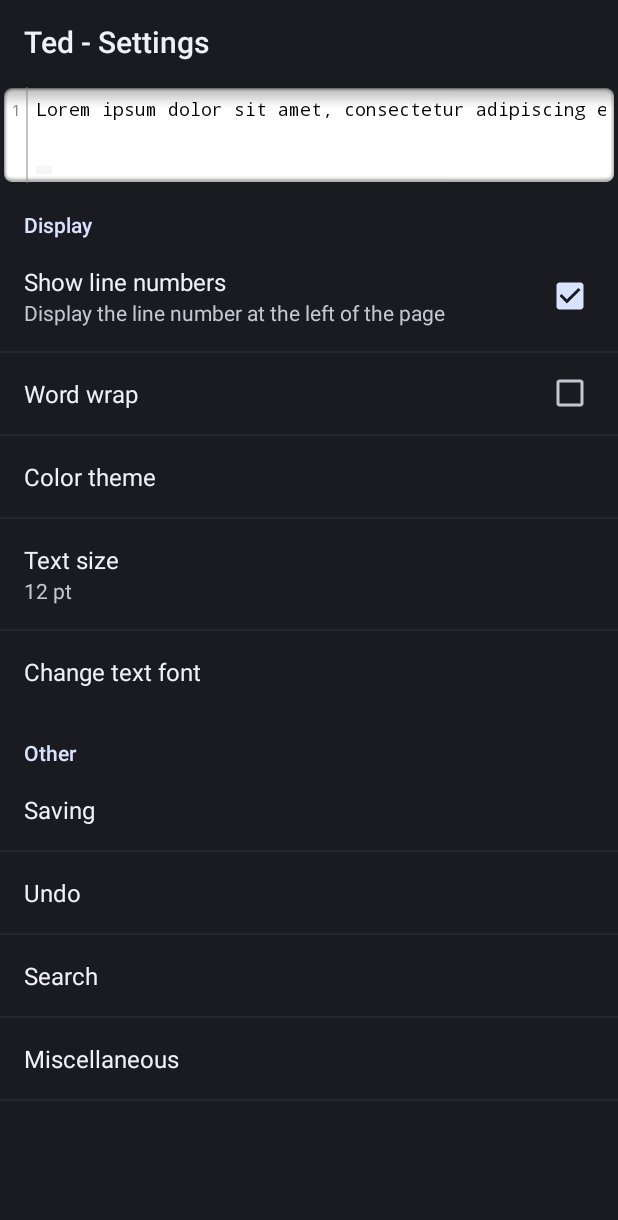
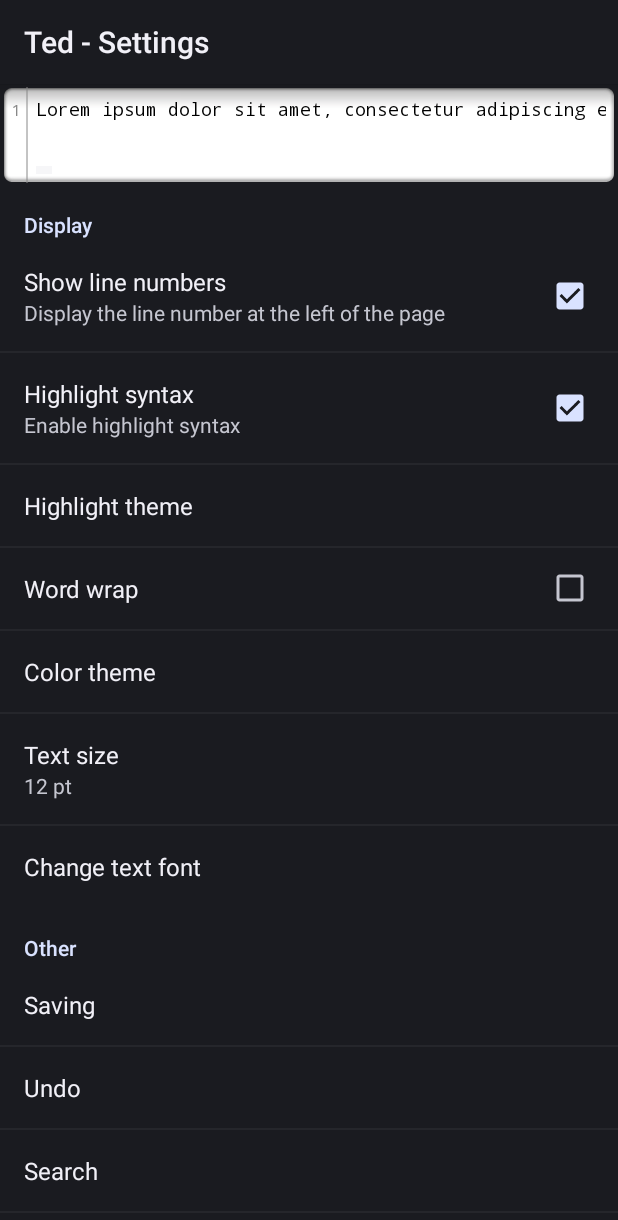
Before and after one commit to JJertok/Ted-Editor, an Android app: the TedSettingsActivity screen opened directly, with no data from a screen before it, on a phone screen of 412 x 824 dp. Shown: the top 1220 px of the screen. Run offline under Robolectric (Android 15) with nearby library versions, the phone set to English and light mode, and no system bars.

Commit message:
#TE-7 implement hightlight syntax

```diff
--- a/androidLib/src/main/java/fr/xgouchet/androidlib/data/TextFileUtils.java
+++ b/androidLib/src/main/java/fr/xgouchet/androidlib/data/TextFileUtils.java
@@ -10,6 +10,7 @@
 import java.io.InputStreamReader;
 import java.io.OutputStreamWriter;
 
+import org.mozilla.universalchardet.Constants;
 import org.mozilla.universalchardet.UniversalDetector;
 
 import android.content.Context;
@@ -71,7 +72,10 @@
 			detector.dataEnd();
 
 			encoding = detector.getDetectedCharset();
-
+			if(encoding == null)
+			{
+				encoding = Constants.CHARSET_UTF_8;
+			}
 			detector.reset();
 			input.close();
 		} catch (IOException e) {
--- a/ted/src/main/java/fr/xgouchet/texteditor/TedSettingsActivity.java
+++ b/ted/src/main/java/fr/xgouchet/texteditor/TedSettingsActivity.java
@@ -153,6 +153,9 @@
 		listPref = (ListPreference) findPreference(PREFERENCE_COLOR_THEME);
 		listPref.setSummary(listPref.getEntry());
 
+		listPref = (ListPreference) findPreference(PREFERENCE_HIGHTLIGHT_THEME);
+		listPref.setSummary(listPref.getEntry());
+
 		listPref = (ListPreference) findPreference(PREFERENCE_TEXT_SIZE);
 		listPref.setSummary(listPref.getEntry());
 
--- a/ted/src/main/java/fr/xgouchet/texteditor/common/Constants.java
+++ b/ted/src/main/java/fr/xgouchet/texteditor/common/Constants.java
@@ -59,6 +59,9 @@
 	public static final String PREFERENCE_MAX_RECENTS = "max_recent_files";
 	/** Preference tag to retrieve the show line number ( = {@value} ) */
 	public static final String PREFERENCE_SHOW_LINE_NUMBERS = "show_line_numbers";
+	/** Preference tag to retrieve the highlight syntax ( = {@value} ) */
+	public static final String PREFERENCE_HIGHLIGHT_SYNTAX = "hightlight_syntax";
+
 	/** Preference tag to retrieve the wordwrap ( = {@value} ) */
 	public static final String PREFERENCE_WORDWRAP = "auto_break_lines";
 	/** Preference tag to retrieve the searchwrap ( = {@value} ) */
@@ -79,6 +82,8 @@
 	public static final String PREFERENCE_AUTO_SAVE_OVERWRITE = "auto_save_overwrite";
 	/** Preference tag to retrieve the Color Theme ( = {@value} ) */
 	public static final String PREFERENCE_COLOR_THEME = "color_theme";
+	/** Preference tag to retrieve the hightlight Theme ( = {@value} ) */
+	public static final String PREFERENCE_HIGHTLIGHT_THEME = "highlight_theme";
 	/** Preference tag to retrieve the fling to scroll ( = {@value} ) */
 	public static final String PREFERENCE_FLING_TO_SCROLL = "fling_to_scroll";
 	/** Preference tag to retrieve if undo history is allowed ( = {@value} ) */
@@ -117,6 +122,9 @@
 
 	/** color theme default : black on white ( = {@value} ) */
 	public static final int COLOR_CLASSIC = 0;
+	/** color theme default : black on white ( = {@value} ) */
+	public static final int COLOR_SCHEME_CLASSIC = 0;
+
 	/** color theme negative : white on black ( = {@value} ) */
 	public static final int COLOR_NEGATIVE = 1;
 	/** color theme matrix : green on dark green ( = {@value} ) */
--- a/ted/src/main/java/fr/xgouchet/texteditor/common/Settings.java
+++ b/ted/src/main/java/fr/xgouchet/texteditor/common/Settings.java
@@ -14,10 +14,14 @@
 
 	/** Show the lines numbers */
 	public static boolean SHOW_LINE_NUMBERS = true;
+	/** Highlight syntax */
+	public static boolean HIGHLIGHT_SYNTAX = true;
 	/** automatic break line to fit one page */
 	public static boolean WORDWRAP = false;
 	/** color setting */
 	public static int COLOR = COLOR_CLASSIC;
+	/** color schem setting */
+	public static int COLOR_SCHEME = COLOR_SCHEME_CLASSIC;
 
 	/** when search reaches the end of a file, search wrap */
 	public static boolean SEARCHWRAP = false;
@@ -44,7 +48,7 @@
 	/** Use Undo instead of quit ? */
 	public static boolean UNDO = true;
 
-	/** Use Redo instead of quit ? */
+	/** Use Redo ? */
 	public static boolean REDO = true;
 
 	/** Undo stack capacity */
@@ -84,6 +88,7 @@
 				PREFERENCE_MAX_RECENTS, "10");
 		SHOW_LINE_NUMBERS = settings.getBoolean(PREFERENCE_SHOW_LINE_NUMBERS,
 				true);
+		HIGHLIGHT_SYNTAX = settings.getBoolean(PREFERENCE_HIGHLIGHT_SYNTAX, true);
 		WORDWRAP = settings.getBoolean(PREFERENCE_WORDWRAP, false);
 		TEXT_SIZE = getStringPreferenceAsInteger(settings,
 				PREFERENCE_TEXT_SIZE, "12");
@@ -94,6 +99,9 @@
 				PREFERENCE_AUTO_SAVE_OVERWRITE, false);
 		COLOR = getStringPreferenceAsInteger(settings, PREFERENCE_COLOR_THEME,
 				("" + COLOR_CLASSIC));
+		COLOR_SCHEME = getStringPreferenceAsInteger(settings, PREFERENCE_HIGHTLIGHT_THEME,
+				("" + COLOR_SCHEME_CLASSIC));
+
 		SEARCHWRAP = settings.getBoolean(PREFERENCE_SEARCHWRAP, false);
 		SEARCHMATCHCASE = settings.getBoolean(PREFERENCE_SEARCH_MATCH_CASE,
 				false);
@@ -170,4 +178,9 @@
 		}
 		return res;
 	}
+
+	public static String getColorSchemeName(int color_scheme_index) {
+		String[] schemes = new String[] { "classicStyle", "demoStyle" };
+		return  schemes[color_scheme_index];
+	}
 }
--- a/ted/src/main/java/fr/xgouchet/texteditor/common/TextFileUtils.java
+++ b/ted/src/main/java/fr/xgouchet/texteditor/common/TextFileUtils.java
@@ -70,8 +70,8 @@
 		StringBuffer text = new StringBuffer();
 		int c;
 		try {
-			reader = new InputStreamReader(new FileInputStream(file),
-					detectCharSet(file.getAbsolutePath()));
+			String charset = fr.xgouchet.androidlib.data.TextFileUtils.getFileEncoding(file);
+			reader = new InputStreamReader(new FileInputStream(file), charset);
 			in = new BufferedReader(reader);
 			do {
 				c = in.read();
@@ -182,7 +182,6 @@
 	public static String detectCharSet(String fileName) throws IOException {
 	    byte[] buf = new byte[4096];
 	    FileInputStream fis = new FileInputStream(fileName);
-
 	    UniversalDetector detector = new UniversalDetector(null);
 
 	    int nread;
--- a/ted/src/main/res/values/arrays.xml
+++ b/ted/src/main/res/values/arrays.xml
@@ -15,6 +15,16 @@
         <item>2</item>
         <item>3</item>
         <item>4</item>
+    </string-array>
+
+    <!-- Highlight themes -->
+    <string-array name="color_highlight_names">
+        <item>Defaut</item>
+        <item>Demo</item>
+    </string-array>
+    <string-array name="color_highlight_values">
+        <item>0</item>
+        <item>1</item>
     </string-array>
 
     <!-- Text size -->
--- a/ted/src/main/res/values/strings.xml
+++ b/ted/src/main/res/values/strings.xml
@@ -25,10 +25,12 @@
     <string name="config_cat_search">Search</string>
     <string name="config_cat_misc">Miscellaneous</string>
     <string name="config_title_line_numbers">Show line numbers</string>
+    <string name="config_title_highlight_syntax">Highlight syntax</string>
     <string name="config_title_word_wrap">Word wrap</string>
     <string name="config_title_font">Change text font</string>
     <string name="config_title_text_size">Text size</string>
     <string name="config_title_color_theme">Color theme</string>
+    <string name="config_title_highlight_theme">Highlight theme</string>
     <string name="config_title_end_of_lines">End of lines</string>
     <string name="config_title_max_recent">Maximum recent files</string>
     <string name="config_title_search_wrap">Search wrap</string>
@@ -43,6 +45,7 @@
     <string name="config_title_auto_save_overwrite">Overwrite existing files</string>
     <string name="config_summary_auto_save">Automatically saves the file being edited when the app goes in background</string>
     <string name="config_summary_line_numbers">Display the line number at the left of the page</string>
+    <string name="config_hightlight_syntax">Enable highlight syntax</string>
     <string name="config_summary_word_wrap">Lines will break in new lines if they are too wide for the screen</string>
     <string name="config_summary_scroll_fling">Uncheck if you have performance issues</string>
     <string name="config_summary_use_home_page">Select a file to open when you launch Ted from your home screen</string>
--- a/ted/src/main/res/xml/ted_prefs.xml
+++ b/ted/src/main/res/xml/ted_prefs.xml
@@ -9,6 +9,19 @@
             android:key="show_line_numbers"
             android:summaryOn="@string/config_summary_line_numbers"
             android:title="@string/config_title_line_numbers" />
+        <CheckBoxPreference
+            android:defaultValue="true"
+            android:key="hightlight_syntax"
+            android:summaryOn="@string/config_hightlight_syntax"
+            android:title="@string/config_title_highlight_syntax" />
+
+
+        <ListPreference
+            android:entries="@array/color_highlight_names"
+            android:entryValues="@array/color_highlight_values"
+            android:key="highlight_theme"
+            android:title="@string/config_title_highlight_theme" />
+
         <CheckBoxPreference
             android:defaultValue="false"
             android:key="auto_break_lines"
```
Also changed, not shown: ted/src/main/java/fr/xgouchet/texteditor/TedActivity.java (+34 -13 lines), ted/src/main/java/fr/xgouchet/texteditor/syntax/Hightlighter.java (+77 -30 lines), ted/src/main/java/fr/xgouchet/texteditor/syntax/TokenReader.java (+4 -4 lines), 8 other files.
